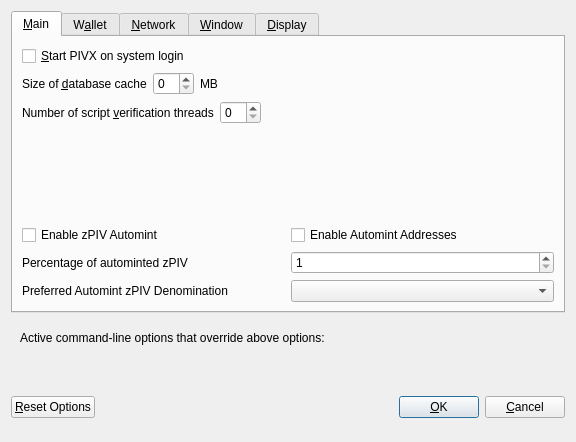
This is src/qt/forms/optionsdialog.ui in RapidsOfficial/Rapids as Qt 5 draws it before an edit. The edited form follows.
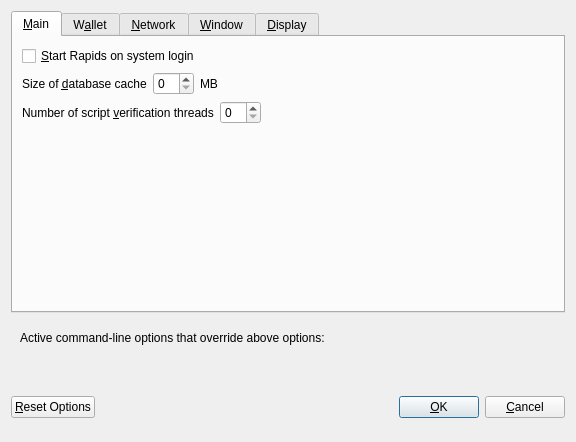
This is the edited form. Custom widgets are drawn as their Qt base class.

```diff
--- a/src/qt/forms/optionsdialog.ui
+++ b/src/qt/forms/optionsdialog.ui
@@ -33,7 +33,7 @@
           <string>Automatically start PIVX after logging in to the system.</string>
          </property>
          <property name="text">
-          <string>&amp;Start PIVX on system login</string>
+          <string>&amp;Start Rapids on system login</string>
          </property>
         </widget>
        </item>
@@ -130,111 +130,6 @@
          </property>
         </spacer>
        </item>
-       <item>
-        <widget class="QWidget" name="verticalZpivOptionsWidget" native="true">
-         <layout class="QVBoxLayout" name="verticalZpivOptionsLayout">
-          <property name="margin">
-           <number>0</number>
-          </property>
-          <item>
-           <layout class="QHBoxLayout" name="horizontalAutomintingLayout">
-            <item>
-             <widget class="QCheckBox" name="checkBoxZeromintEnable">
-              <property name="toolTip">
-               <string>Enable automatic minting of PIV units to zPIV</string>
-              </property>
-              <property name="layoutDirection">
-               <enum>Qt::LeftToRight</enum>
-              </property>
-              <property name="text">
-               <string>Enable zPIV Automint</string>
-              </property>
-             </widget>
-            </item>
-            <item>
-             <widget class="QCheckBox" name="checkBoxZeromintAddresses">
-              <property name="toolTip">
-               <string>Enable automatic zPIV minting from specific addresses</string>
-              </property>
-              <property name="layoutDirection">
-               <enum>Qt::LeftToRight</enum>
-              </property>
-              <property name="text">
-               <string>Enable Automint Addresses</string>
-              </property>
-             </widget>
-            </item>
-           </layout>
-          </item>
-          <item>
-           <layout class="QHBoxLayout" name="horizontalZmintPercentageLayout">
-            <item>
-             <widget class="QLabel" name="percentage_label">
-              <property name="toolTip">
-               <string>Percentage of incoming PIV which get automatically converted to zPIV via Zerocoin Protocol (min: 10%)</string>
-              </property>
-              <property name="text">
-               <string>Percentage of autominted zPIV</string>
-              </property>
-             </widget>
-            </item>
-            <item>
-             <widget class="QSpinBox" name="zeromintPercentage">
-              <property name="minimum">
-               <number>1</number>
-              </property>
-              <property name="maximum">
-               <number>100</number>
-              </property>
-             </widget>
-            </item>
-           </layout>
-          </item>
-          <item>
-           <layout class="QHBoxLayout" name="horizontalLayout" stretch="0,0">
-            <property name="sizeConstraint">
-             <enum>QLayout::SetFixedSize</enum>
-            </property>
-            <item>
-             <widget class="QLabel" name="labelPreferredDenom">
-              <property name="maximumSize">
-               <size>
-                <width>16777215</width>
-                <height>16777215</height>
-               </size>
-              </property>
-              <property name="toolTip">
-               <string>Wait with automatic conversion to Zerocoin until enough PIV for this denomination is available</string>
-              </property>
-              <property name="text">
-               <string>Preferred Automint zPIV Denomination</string>
-              </property>
-             </widget>
-            </item>
-            <item>
-             <widget class="QComboBox" name="preferredDenom">
-              <property name="maximumSize">
-               <size>
-                <width>16777215</width>
-                <height>27</height>
-               </size>
-              </property>
-              <property name="toolTip">
-               <string>Wait with automatic conversion to Zerocoin until enough PIV for this denomination is available</string>
-              </property>
-              <property name="maxVisibleItems">
-               <number>9</number>
-              </property>
-              <property name="maxCount">
-               <number>9</number>
-              </property>
-             </widget>
-            </item>
-           </layout>
-          </item>
-         </layout>
-        </widget>
-       </item>
       </layout>
      </widget>
      <widget class="QWidget" name="tabWallet">
```
Left out of the diff: 14 changed lines with no effect on the pictures.
